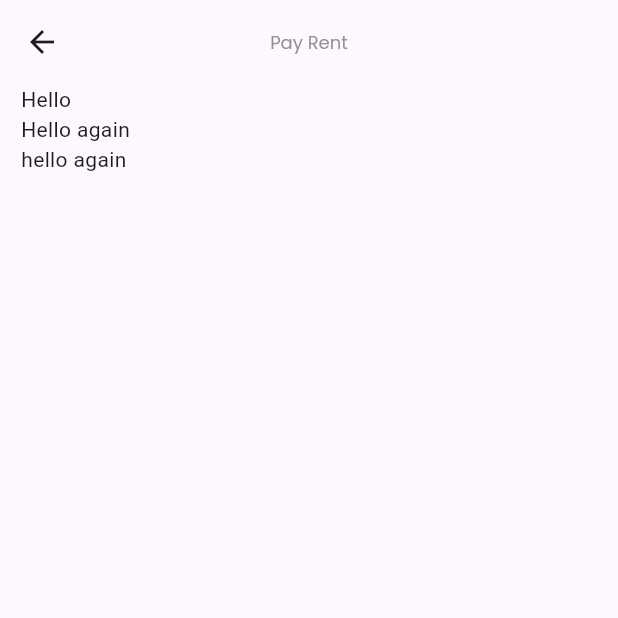
After one commit to agojolai/RENT_Pinesville, a Flutter app: the CreateAccPage screen opened by its route, on a phone screen of 412 x 824 dp, the top half of it. The commit adds this screen. Run offline on Flutter 3.47's test engine with Material 3 defaults, Android fonts, the phone set to English and light mode, and no system bars; project files that could hold a hidden picture were left out.

Commit message:
created a create acc page

```diff
--- a/lib/main.dart
+++ b/lib/main.dart
@@ -1,4 +1,5 @@
 import 'package:flutter/material.dart';
+import 'package:untitled/pages/create_account.dart';
 import 'package:untitled/pages/grp_page.dart';
 import 'package:untitled/pages/login_page.dart';
 import 'package:untitled/pages/home_page.dart';
@@ -21,6 +22,7 @@ class MyApp extends StatelessWidget {
       home: LoginPage(),
       routes: {
     '/login_page': (context) => LoginPage(),
+    '/create_account': (context) => CreateAccPage(),
     '/grp_page': (context) => GrpPage(),
     '/home_page': (context) => HomePage(),
     '/announcements_page': (context) => AnnouncementsPage(),
--- /dev/null
+++ b/lib/pages/create_account.dart
@@ -0,0 +1,51 @@
+import 'package:flutter/material.dart';
+
+class CreateAccPage extends StatelessWidget {
+  const CreateAccPage({super.key});
+
+  @override
+  Widget build(BuildContext context) {
+
+    return Scaffold(
+      appBar: AppBar(title: const Text(
+          'Pay Rent',
+          style: TextStyle(
+            fontSize: 12,
+            fontFamily: 'Poppins',
+            color: Color(0xFF939393),
+          )
+      ),
+        centerTitle: true,
+      ),
+      body: const SafeArea(
+          child: Column(
+            children: [
+              Padding(
+                padding: EdgeInsets.only(left: 14),
+                child: Row(
+                  children: [
+                    Column(
+                      crossAxisAlignment: CrossAxisAlignment.start,
+                      children: [
+                        Text(
+                          'Hello',
+                        ),
+                        Text(
+                          'Hello again',
+                        ),
+                        Text('hello again'),
+                      ],
+                    )
+                  ],
+                ),
+
+              )
+
+            ],
+          )
+      ),
+      // Integrating the BillCard widget here
+
+    );
+  }
+}
```
Also changed, not shown: lib/components/buttons.dart (+15 -4 lines), lib/pages/login_page.dart (+6 -1 lines).
